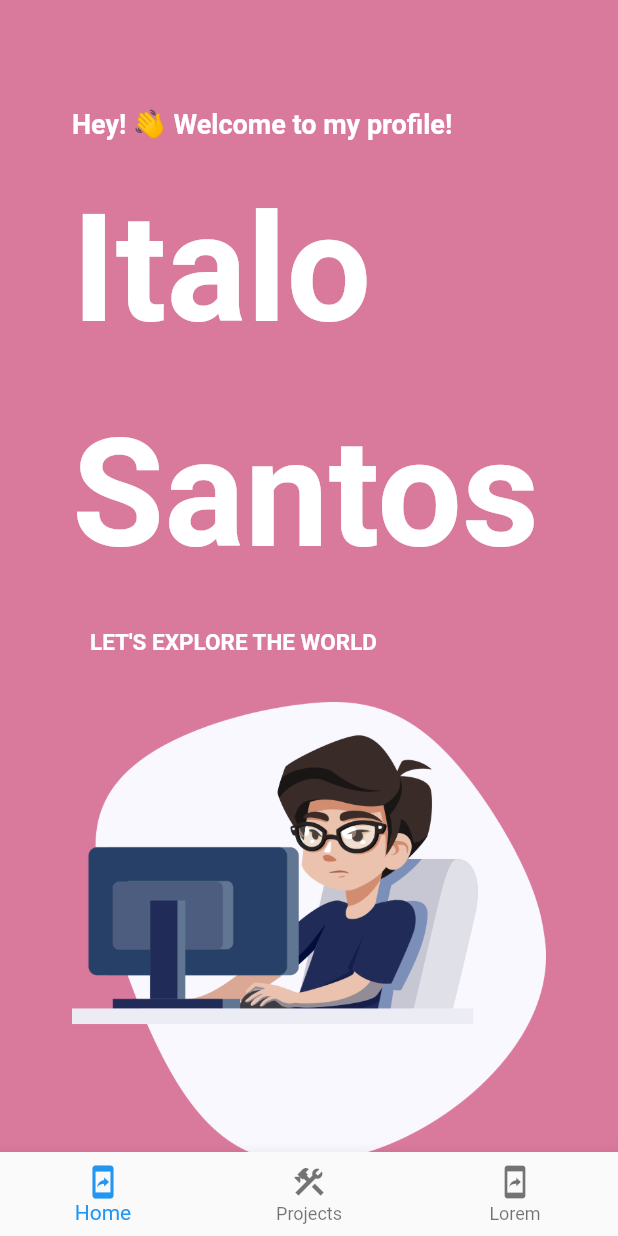
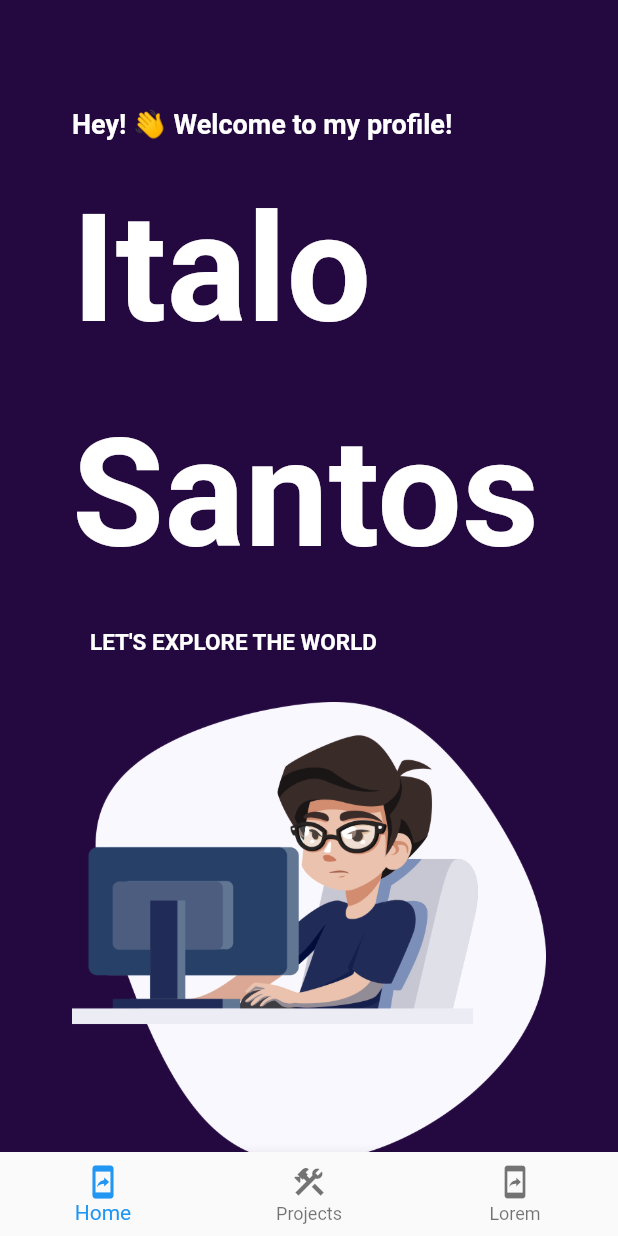
Before and after one commit to italo-santos-dev/profile-demo-flutter, a Flutter app: the screen it shows after launch, on a phone screen of 412 x 824 dp. Run offline on Flutter 3.47's test engine with Material 2 defaults, Android fonts, the phone set to English and light mode, and no system bars; our stand-ins replace share.

Commit message:
profile-demo-new-color

```diff
--- a/lib/home/widget/sections/top_section_widget.dart
+++ b/lib/home/widget/sections/top_section_widget.dart
@@ -12,7 +12,7 @@ class TopSectionWidget extends StatelessWidget {
       constraints: BoxConstraints(maxHeight: 900.0, minHeight: 700.0),
       width: double.infinity,
       decoration: BoxDecoration(
-        color: AppColors.lightcoral,
+        color: AppColors.purple,
       ),
       child: Container(
         margin: EdgeInsets.only(top: kDefaultPadding),
```
